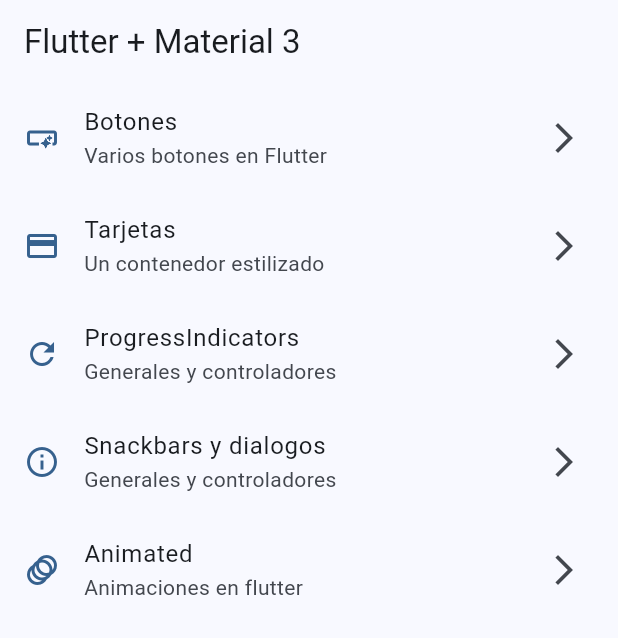
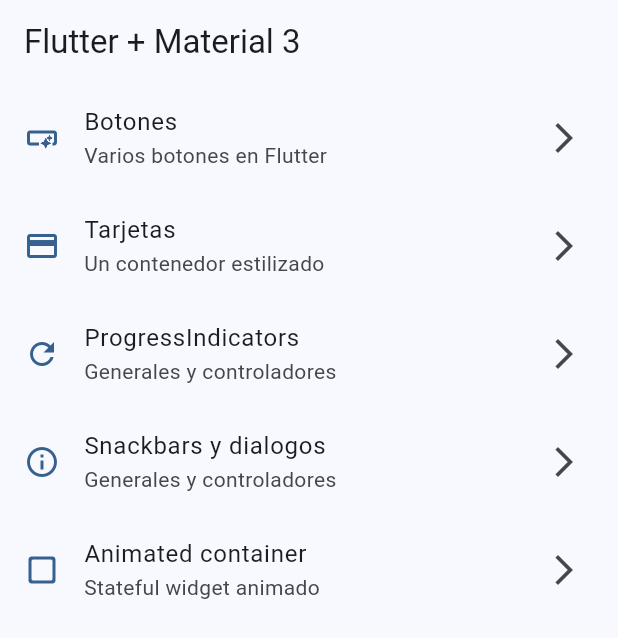
Before and after one commit to bycris13/widgets_app, a Flutter app: the screen it shows after launch, on a phone screen of 412 x 824 dp. Shown: the top 638 px of the screen. Run offline on Flutter 3.47's test engine with Material 3 defaults, Android fonts, the phone set to English and light mode, and no system bars; our stand-ins replace go_router.

Commit message:
Animated Container Terminado.

```diff
--- a/lib/config/menu/menu_items.dart
+++ b/lib/config/menu/menu_items.dart
@@ -40,9 +40,9 @@ const appMenuItems = <MenuItems>[
     icon: Icons.info_outline,
   ),
   MenuItems(
-    titel: 'Animated',
-    subTitel: 'Animaciones en flutter',
+    titel: 'Animated container',
+    subTitel: 'Stateful widget animado',
     link: '/animated',
-    icon: Icons.animation,
+    icon: Icons.check_box_outline_blank_rounded,
   ),
 ];
```
Also changed, not shown: lib/presentation/screens/animated/animated_screen.dart (+57 -2 lines).
